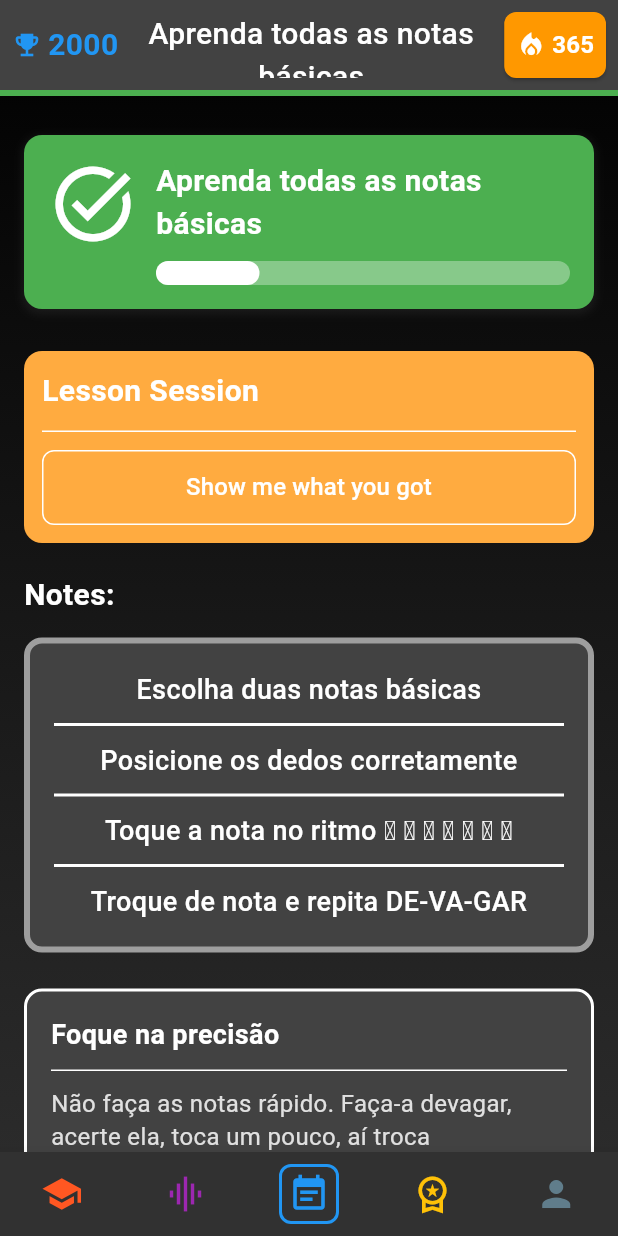
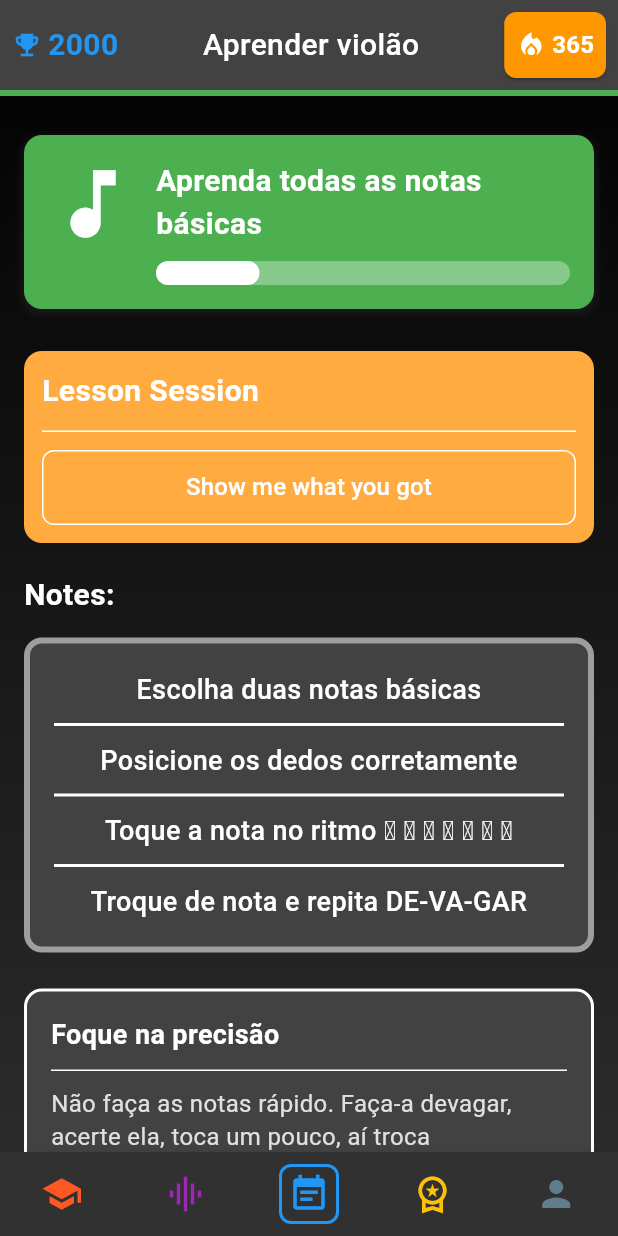
Before and after one commit to MatthewLacerda2/GoalGetter, a Flutter app: the screen it shows after launch, on a phone screen of 412 x 824 dp. Run offline on Flutter 3.47's test engine with Material 3 defaults, Android fonts, the phone set to English and light mode, and no system bars; our stand-ins replace fl_chart, shared_preferences; missing offline and left inert: country_flags.

Commit message:
renamed mock goal

```diff
--- a/frontend/lib/screens/task_screen.dart
+++ b/frontend/lib/screens/task_screen.dart
@@ -16,7 +16,7 @@ class TaskScreen extends StatelessWidget {
         children: [
           TaskTabHeader(
             xpLevel: 2000,
-            goalTitle: "Aprenda todas as notas básicas",
+            goalTitle: "Aprender violão",
             streakCounter: 365,
           ),
           Expanded(
@@ -26,7 +26,7 @@ class TaskScreen extends StatelessWidget {
                 SizedBox(height: 10),
                 ProgressBar(
                   title: "Aprenda todas as notas básicas",
-                  icon: Icons.task_alt,
+                  icon: Icons.music_note,
                   progress: 2,
                   end: 8,
                   color: Colors.green,
```
